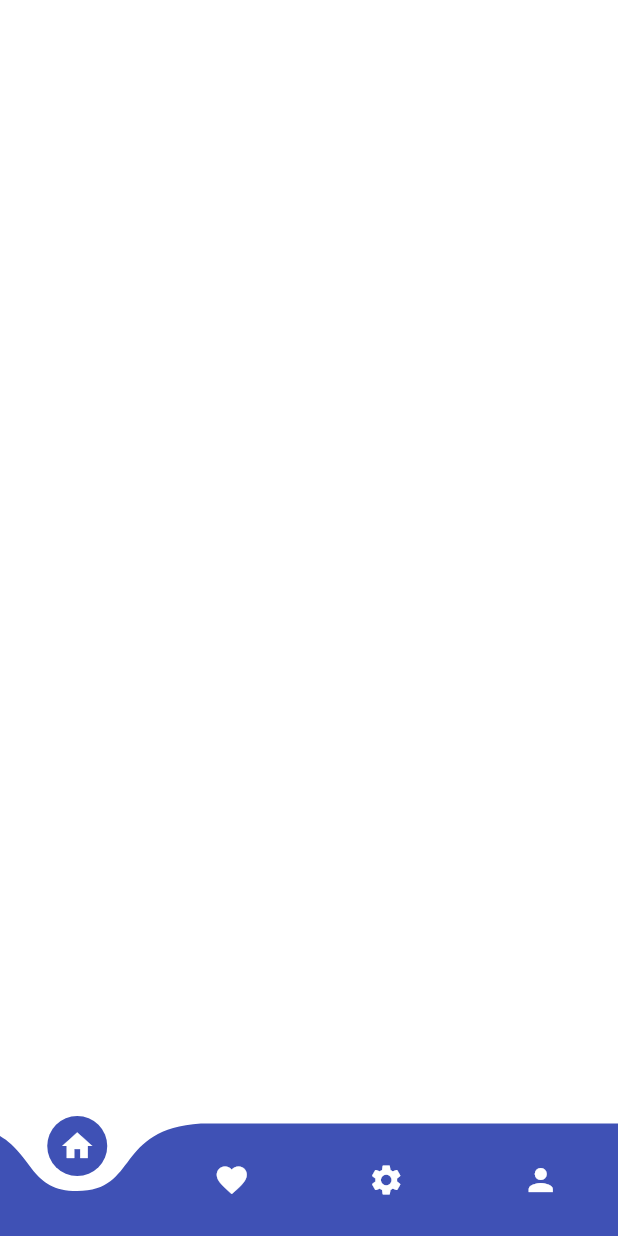
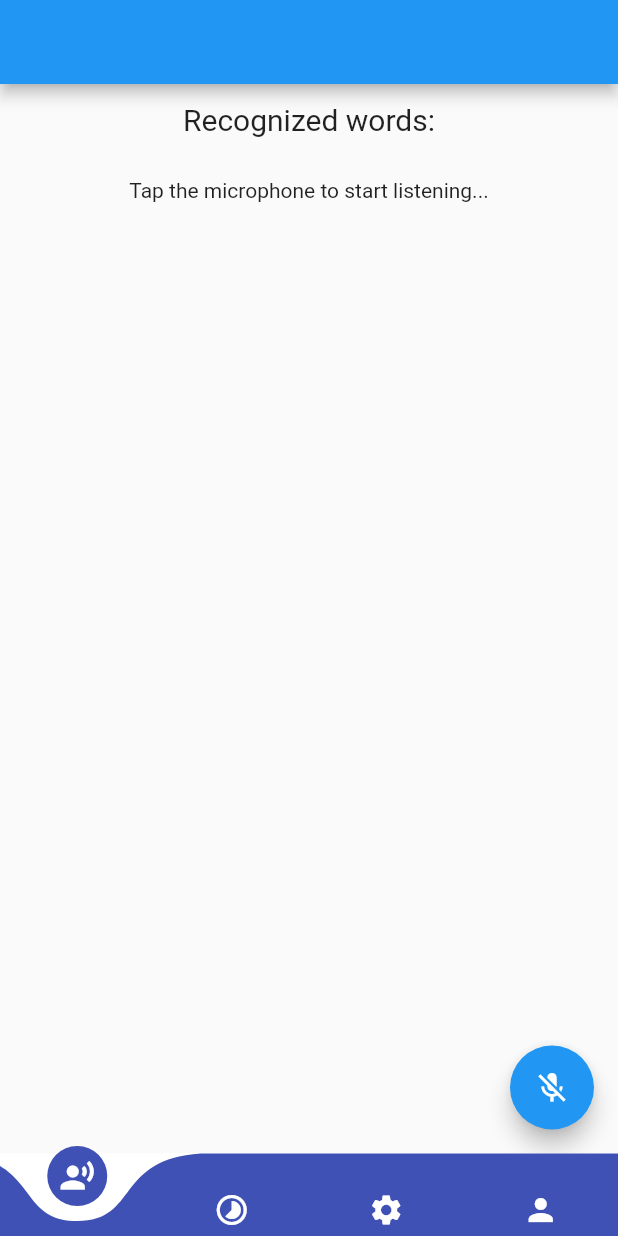
Before and after one commit to NguyenTanDatDF/-KLTN, a Flutter app: the screen it shows after launch, on a phone screen of 412 x 824 dp. Run offline on Flutter 3.47's test engine with Material 2 defaults, Android fonts, the light colour scheme and no system bars; drawn by our look-alikes of curved_navigation_bar; our stand-ins replace speech_to_text.

Commit message:
[Done] navigation of 4 screen

```diff
--- a/lib/Component/BottomNavigation.dart
+++ b/lib/Component/BottomNavigation.dart
@@ -2,6 +2,12 @@
 
 import 'package:curved_navigation_bar/curved_navigation_bar.dart';
 import 'package:flutter/material.dart';
+import 'package:todo_kltn/Tab/Profile.dart';
+import 'package:todo_kltn/Tab/Setting.dart';
+import 'package:todo_kltn/Tab/Timeline.dart';
+
+import '../Tab/Voice.dart';
+import '../main.dart';
 
 /// Flutter code sample for [BottomNavigationBar].
 
@@ -10,27 +16,51 @@ class ButtonNavigation   extends  StatefulWidget {
 
   @override
   State<ButtonNavigation> createState() => _ButtonNavigationState();
+
 }
 
 
 
 class _ButtonNavigationState extends State<ButtonNavigation> {
+
+  final List<Widget> _tabItems = [Voice(),TimeLine(),Setting(),Profile()];
+  int _activePage = 0;
+
+
+
+
+
   @override
   Widget build(BuildContext context) {
+
+
+
+
+
     return Scaffold(
+
+
+
+
+      body: _tabItems[_activePage],
       backgroundColor: Colors.white,
       bottomNavigationBar: CurvedNavigationBar(
           backgroundColor: Colors.white,
           color: Colors.indigo,
+          height: 55.0,
           animationDuration:Duration(milliseconds: 300) ,
           onTap: (index){
             print(index);
+            setState(() {
+              _activePage = index;
+            });
           },
+
           items: [
         Icon(
-            Icons.home,
+            Icons.record_voice_over,
             color:Colors.white),
-        Icon(Icons.favorite,
+        Icon(Icons.timelapse,
             color:Colors.white),
         Icon(Icons.settings,
             color:Colors.white,
--- /dev/null
+++ b/lib/Tab/Voice.dart
@@ -0,0 +1,119 @@
+import 'package:flutter/material.dart';
+import 'package:speech_to_text/speech_recognition_result.dart';
+import 'package:speech_to_text/speech_to_text.dart';
+import 'package:todo_kltn/Component/BottomNavigation.dart';
+import 'package:todo_kltn/Service/SwipeDetector.dart';
+
+
+
+
+
+
+
+
+class Voice extends StatefulWidget {
+  Voice({Key? key}) : super(key: key);
+
+  @override
+  _VoiceState createState() => _VoiceState();
+}
+
+class _VoiceState extends State<Voice> {
+  SpeechToText _speechToText = SpeechToText();
+  bool _speechEnabled = false;
+  String _lastWords = '';
+
+  @override
+  void initState() {
+    super.initState();
+    _initSpeech();
+  }
+
+  /// This has to happen only once per app
+  void _initSpeech() async {
+    _speechEnabled = await _speechToText.initialize();
+    setState(() {});
+  }
+
+  /// Each time to start a speech recognition session
+  void _startListening() async {
+    await _speechToText.listen(onResult: _onSpeechResult);
+    setState(() {});
+  }
+
+  /// Manually stop the active speech recognition session
+  /// Note that there are also timeouts that each platform enforces
+  /// and the SpeechToText plugin supports setting timeouts on the
+  /// listen method.
+  void _stopListening() async {
+    await _speechToText.stop();
+    setState(() {});
+  }
+
+
+
+  /// This is the callback that the SpeechToText plugin calls when
+  /// the platform returns recognized words.
+  void _onSpeechResult(SpeechRecognitionResult result) {
+    setState(() {
+      _lastWords = result.recognizedWords;
+
+    });
+  }
+
+
+
+  @override
+  Widget build(BuildContext context) {
+
+    return Scaffold(
+      appBar: AppBar(
+
+      ),
+      body: Center(
+
+
+
+
+
+        child: Column(
+          mainAxisAlignment: MainAxisAlignment.center,
+          children: <Widget>[
+            Container(
+              padding: EdgeInsets.all(12),
+              child: Text(
+                'Recognized words:',
+                style: TextStyle(fontSize: 20.0),
+              ),
+            ),
+            Expanded(
+              child: Container(
+                padding: EdgeInsets.all(16),
+                child: Text(
+                  // If listening is active show the recognized words
+                  _speechToText.isListening
+                      ? '$_lastWords'
+                  // If listening isn't active but could be tell the user
+                  // how to start it, otherwise indicate that speech
+                  // recognition is not yet ready or not supported on
+                  // the target device
+                      : _speechEnabled
+                      ? 'Tap the microphone to start listening...'
+                      : 'Speech not available',
+                ),
+              ),
+            ),
+          ],
+        ),
+      ),
+
+      floatingActionButton: FloatingActionButton(
+        onPressed:
+        // If not yet listening for speech start, otherwise stop
+        _speechToText.isNotListening ? _startListening : _stopListening,
+        tooltip: 'Listen',
+        child: Icon(_speechToText.isNotListening ? Icons.mic_off : Icons.mic),
+      ),
+    );
+  }
+}
```
Also changed, not shown: lib/Service/SwipeDetector.dart (added, +94 -0 lines), lib/Tab/Profile.dart (added, +43 -0 lines), lib/Tab/Setting.dart (added, +43 -0 lines), lib/Tab/Timeline.dart (added, +42 -0 lines), lib/main.dart (+3 -97 lines), pubspec.lock, 1 other file.
